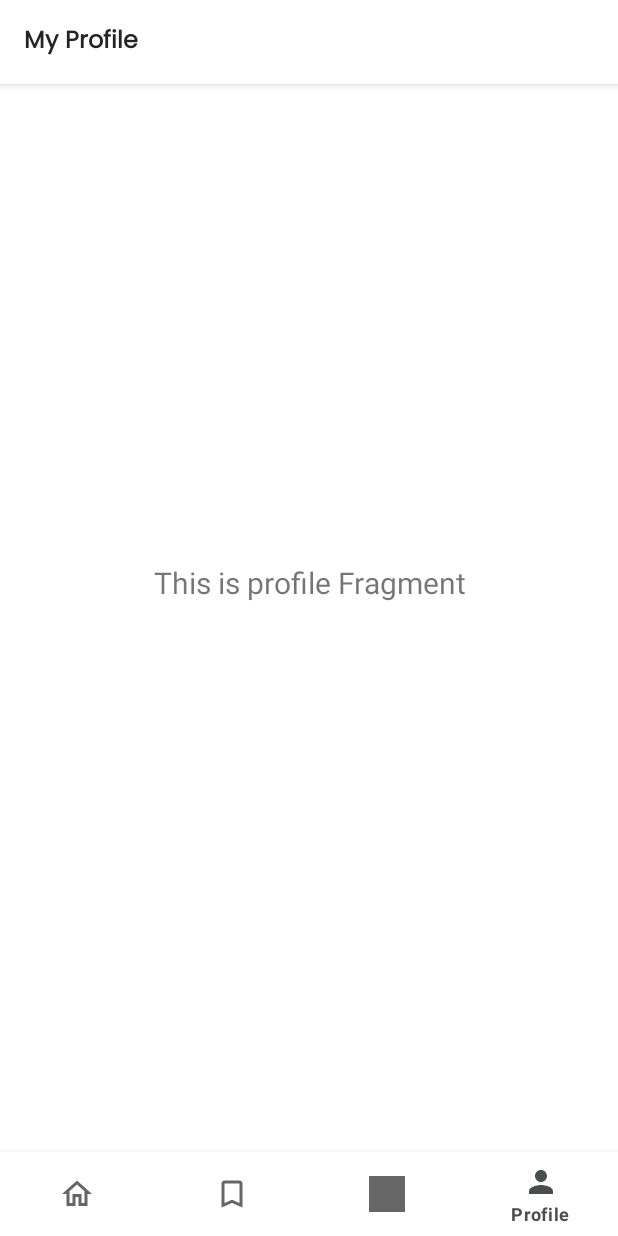
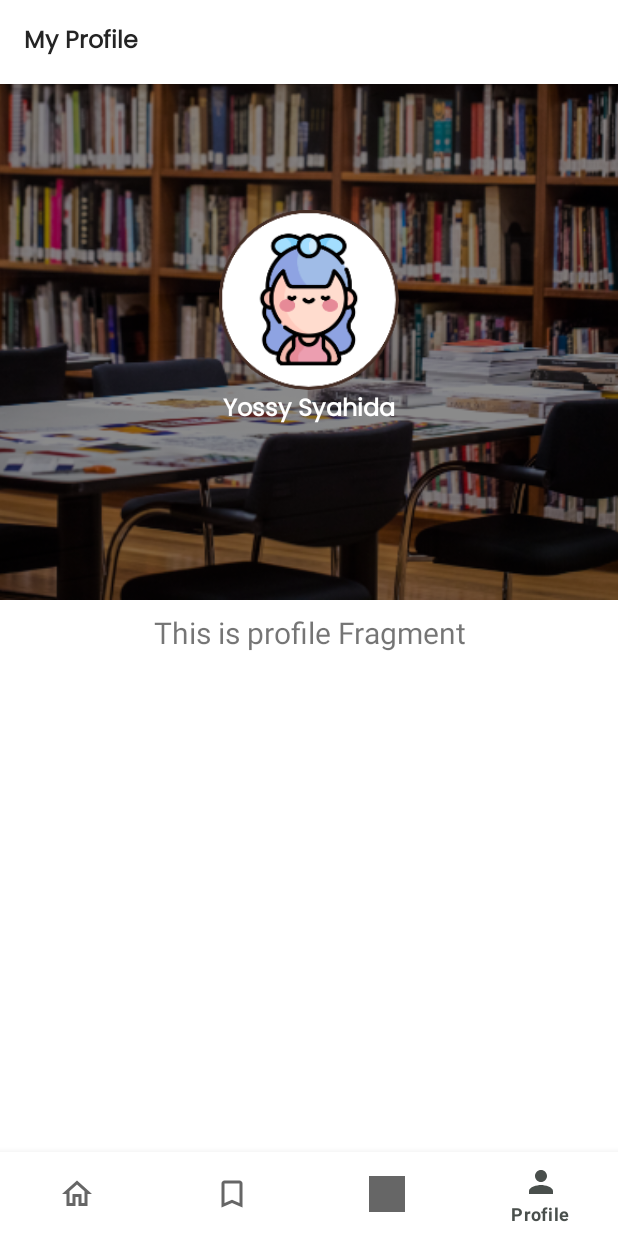
Before and after one commit to Turing-Team-B21-CAP0257/Lybre-Application, an Android app: the ProfileFragment screen opened through its navigation route, on a phone screen of 412 x 824 dp. Run offline under Robolectric (Android 15) with nearby library versions, the phone set to English and light mode, and no system bars; our stand-ins replace navigation-ui.

Commit message:
added appBar in layout_header_profile.xml

```diff
--- a/app/src/main/res/layout/fragment_profile.xml
+++ b/app/src/main/res/layout/fragment_profile.xml
@@ -1,38 +1,24 @@
 <?xml version="1.0" encoding="utf-8"?>
-<androidx.constraintlayout.widget.ConstraintLayout xmlns:android="http://schemas.android.com/apk/res/android"
+<LinearLayout xmlns:android="http://schemas.android.com/apk/res/android"
     xmlns:app="http://schemas.android.com/apk/res-auto"
-    xmlns:tools="http://schemas.android.com/tools"
     android:layout_width="match_parent"
     android:layout_height="match_parent"
-    tools:context=".ui.home.ui.home.HomeFragment">
-
-    <com.google.android.material.appbar.AppBarLayout
-        android:id="@+id/appbar"
-        android:layout_width="0dp"
-        android:layout_height="?actionBarSize"
-        app:layout_constraintEnd_toEndOf="parent"
-        app:layout_constraintStart_toStartOf="parent"
-        app:layout_constraintTop_toTopOf="parent">
-
-        <androidx.appcompat.widget.Toolbar
-            android:id="@+id/toolbar"
-            android:background="@color/white"
-            app:titleTextColor="@color/palette_200"
-            android:layout_width="match_parent"
-            android:layout_height="wrap_content">
-
-            <TextView
-                android:layout_width="match_parent"
-                android:layout_height="wrap_content"
-                android:text="@string/my_profile"
-                android:textColor="@color/palette_200"
-                android:textSize="16sp"
-                android:fontFamily="@font/poppins_regular"
-                android:textStyle="bold" />
-        </androidx.appcompat.widget.Toolbar>
-    </com.google.android.material.appbar.AppBarLayout>
+    android:orientation="vertical">
 
 
+
+    <include
+        android:id="@+id/layout_header_profile"
+        layout="@layout/layout_header_profile"
+        android:layout_width="match_parent"
+        android:layout_height="wrap_content"/>
+
+    <LinearLayout
+        android:layout_width="match_parent"
+        android:layout_height="wrap_content"
+        android:orientation="vertical">
+
+    </LinearLayout>
     <TextView
         android:id="@+id/text_home"
         android:layout_width="match_parent"
@@ -46,4 +32,4 @@
         app:layout_constraintEnd_toEndOf="parent"
         app:layout_constraintStart_toStartOf="parent"
         app:layout_constraintTop_toTopOf="parent" />
-</androidx.constraintlayout.widget.ConstraintLayout>
+</LinearLayout>
--- a/app/src/main/res/layout/layout_header_profile.xml
+++ b/app/src/main/res/layout/layout_header_profile.xml
@@ -37,4 +37,30 @@
         app:layout_constraintEnd_toEndOf="parent"
         app:layout_constraintStart_toStartOf="parent"
         app:layout_constraintTop_toBottomOf="@+id/imageView10" />
+
+    <com.google.android.material.appbar.AppBarLayout
+        android:id="@+id/appbar"
+        android:layout_width="0dp"
+        android:layout_height="?actionBarSize"
+        app:layout_constraintEnd_toEndOf="parent"
+        app:layout_constraintStart_toStartOf="parent"
+        app:layout_constraintTop_toTopOf="parent">
+
+        <androidx.appcompat.widget.Toolbar
+            android:id="@+id/toolbar"
+            android:background="@color/white"
+            app:titleTextColor="@color/palette_200"
+            android:layout_width="match_parent"
+            android:layout_height="wrap_content">
+
+            <TextView
+                android:layout_width="match_parent"
+                android:layout_height="wrap_content"
+                android:text="@string/my_profile"
+                android:textColor="@color/palette_200"
+                android:textSize="16sp"
+                android:fontFamily="@font/poppins_regular"
+                android:textStyle="bold" />
+        </androidx.appcompat.widget.Toolbar>
+    </com.google.android.material.appbar.AppBarLayout>
 </androidx.constraintlayout.widget.ConstraintLayout>
```
